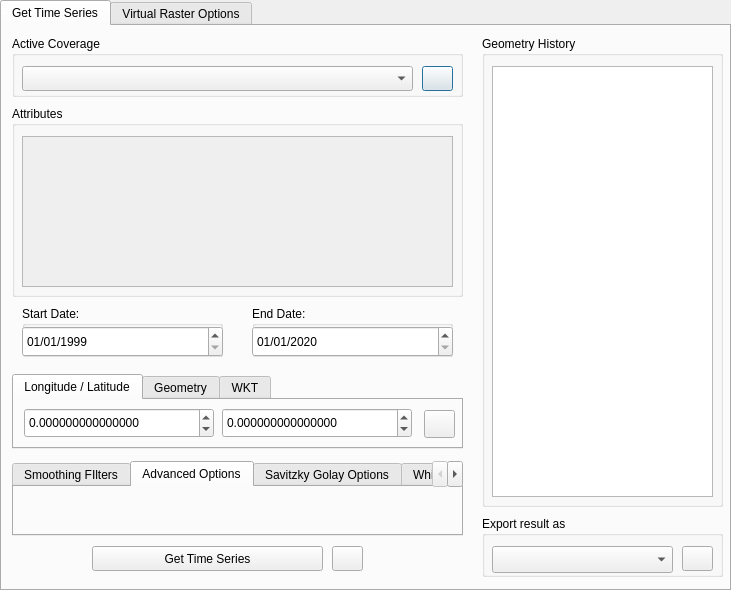
The window that wtss_plugin/wtss_qgis_dialog_base.ui (AbnerErnaniADSFatec/wtss-qgis) describes before a commit, drawn with Qt 5.
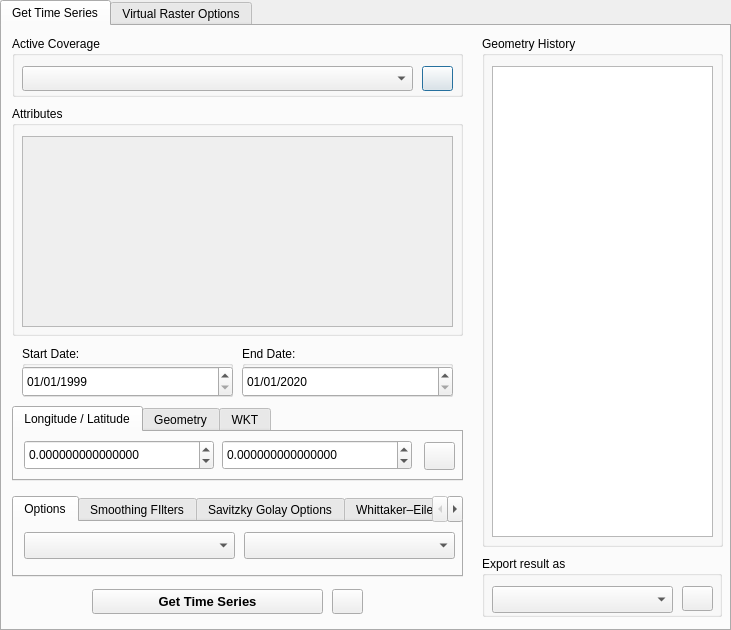
The same window after the commit. The open tabs and pages were chosen to show the change.

Commit message: Add selection to aggregation and time stamps #127

```diff
--- a/wtss_plugin/wtss_qgis_dialog_base.ui
+++ b/wtss_plugin/wtss_qgis_dialog_base.ui
@@ -7,7 +7,7 @@
     <x>0</x>
     <y>0</y>
     <width>731</width>
-    <height>590</height>
+    <height>630</height>
    </rect>
   </property>
   <property name="windowTitle">
@@ -25,7 +25,7 @@
      <x>0</x>
      <y>0</y>
      <width>731</width>
-     <height>591</height>
+     <height>631</height>
     </rect>
    </property>
    <property name="tabPosition">
@@ -81,8 +81,8 @@
      <property name="geometry">
       <rect>
        <x>480</x>
-       <y>490</y>
-       <width>241</width>
+       <y>530</y>
+       <width>240</width>
        <height>61</height>
       </rect>
      </property>
@@ -124,7 +124,7 @@
        <x>480</x>
        <y>10</y>
        <width>241</width>
-       <height>471</height>
+       <height>511</height>
       </rect>
      </property>
      <property name="title">
@@ -136,7 +136,7 @@
         <x>10</x>
         <y>30</y>
         <width>221</width>
-        <height>431</height>
+        <height>471</height>
        </rect>
       </property>
       <property name="editTriggers">
@@ -148,8 +148,8 @@
      <property name="geometry">
       <rect>
        <x>20</x>
-       <y>280</y>
-       <width>201</width>
+       <y>320</y>
+       <width>211</width>
        <height>51</height>
       </rect>
      </property>
@@ -161,7 +161,7 @@
        <rect>
         <x>0</x>
         <y>20</y>
-        <width>201</width>
+        <width>211</width>
         <height>31</height>
        </rect>
       </property>
@@ -186,7 +186,7 @@
        <x>10</x>
        <y>80</y>
        <width>451</width>
-       <height>191</height>
+       <height>230</height>
       </rect>
      </property>
      <property name="title">
@@ -198,7 +198,7 @@
         <x>10</x>
         <y>30</y>
         <width>431</width>
-        <height>151</height>
+        <height>191</height>
        </rect>
       </property>
       <property name="widgetResizable">
@@ -210,7 +210,7 @@
          <x>0</x>
          <y>0</y>
          <width>429</width>
-         <height>149</height>
+         <height>189</height>
         </rect>
        </property>
       </widget>
@@ -223,14 +223,29 @@
      <property name="geometry">
       <rect>
        <x>90</x>
-       <y>520</y>
+       <y>563</y>
        <width>231</width>
        <height>25</height>
       </rect>
      </property>
+     <property name="font">
+      <font>
+       <pointsize>10</pointsize>
+       <weight>75</weight>
+       <italic>false</italic>
+       <bold>true</bold>
+       <underline>false</underline>
+      </font>
+     </property>
      <property name="text">
       <string>Get Time Series</string>
      </property>
+     <property name="iconSize">
+      <size>
+       <width>16</width>
+       <height>16</height>
+      </size>
+     </property>
      <property name="checkable">
       <bool>false</bool>
      </property>
@@ -242,7 +257,7 @@
      <property name="geometry">
       <rect>
        <x>330</x>
-       <y>520</y>
+       <y>563</y>
        <width>31</width>
        <height>25</height>
       </rect>
@@ -254,9 +269,9 @@
     <widget class="QGroupBox" name="end_date_group">
      <property name="geometry">
       <rect>
-       <x>250</x>
-       <y>280</y>
-       <width>201</width>
+       <x>240</x>
+       <y>320</y>
+       <width>211</width>
        <height>51</height>
       </rect>
      </property>
@@ -268,7 +283,7 @@
        <rect>
         <x>0</x>
         <y>20</y>
-        <width>201</width>
+        <width>211</width>
         <height>31</height>
        </rect>
       </property>
@@ -291,7 +306,7 @@
      <property name="geometry">
       <rect>
        <x>10</x>
-       <y>348</y>
+       <y>380</y>
        <width>451</width>
        <height>75</height>
       </rect>
@@ -450,14 +465,39 @@
      <property name="geometry">
       <rect>
        <x>10</x>
-       <y>435</y>
+       <y>470</y>
        <width>451</width>
-       <height>75</height>
+       <height>81</height>
       </rect>
      </property>
      <property name="currentIndex">
       <number>0</number>
      </property>
+     <widget class="QWidget" name="smothing_attributes">
+      <attribute name="title">
+       <string>Options</string>
+      </attribute>
+      <widget class="QComboBox" name="time_stamp_selection">
+       <property name="geometry">
+        <rect>
+         <x>10</x>
+         <y>10</y>
+         <width>211</width>
+         <height>27</height>
+        </rect>
+       </property>
+      </widget>
+      <widget class="QComboBox" name="aggregation_selection">
+       <property name="geometry">
+        <rect>
+         <x>230</x>
+         <y>10</y>
+         <width>211</width>
+         <height>27</height>
+        </rect>
+       </property>
+      </widget>
+     </widget>
      <widget class="QWidget" name="smothing_filter_selection">
       <attribute name="title">
        <string>Smoothing FIlters</string>
@@ -489,11 +529,6 @@
        </property>
       </widget>
      </widget>
-     <widget class="QWidget" name="smothing_attributes">
-      <attribute name="title">
-       <string>Advanced Options</string>
-      </attribute>
-     </widget>
      <widget class="QWidget" name="sgolay_options_tab">
       <attribute name="title">
        <string>Savitzky Golay Options</string>
@@ -944,7 +979,7 @@
      <x>0</x>
      <y>0</y>
      <width>731</width>
-     <height>591</height>
+     <height>631</height>
     </rect>
    </property>
    <property name="text">
```
Left out of the diff: 4 changed lines with no effect on the pictures. The commit also changes 4 other files.
